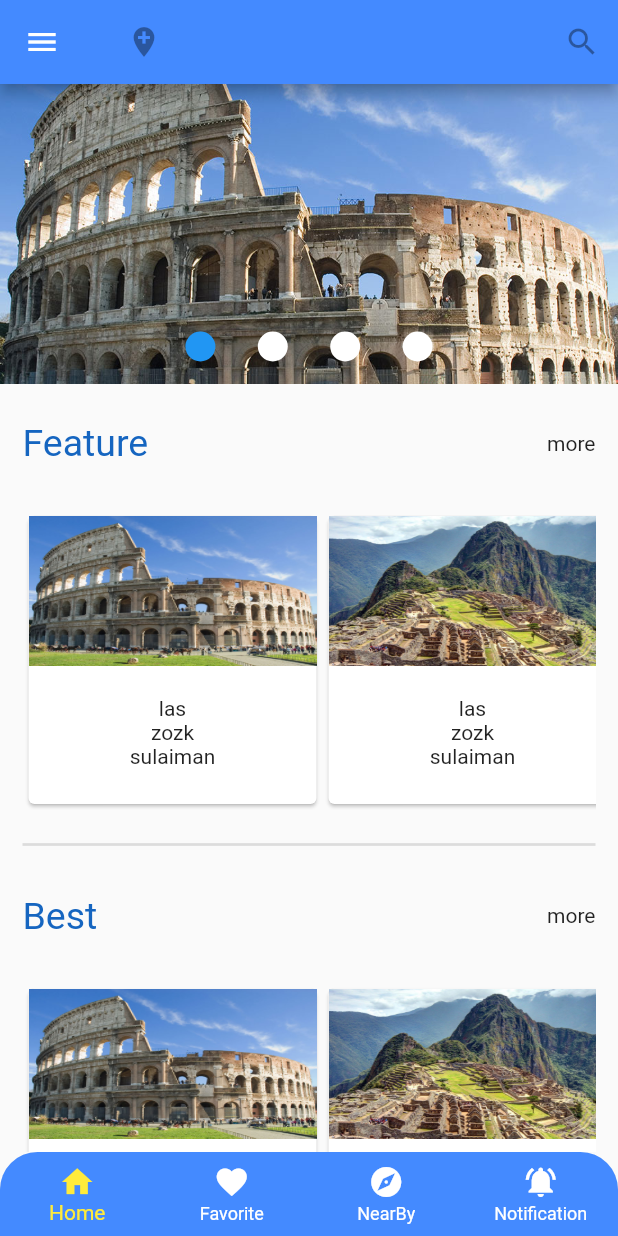
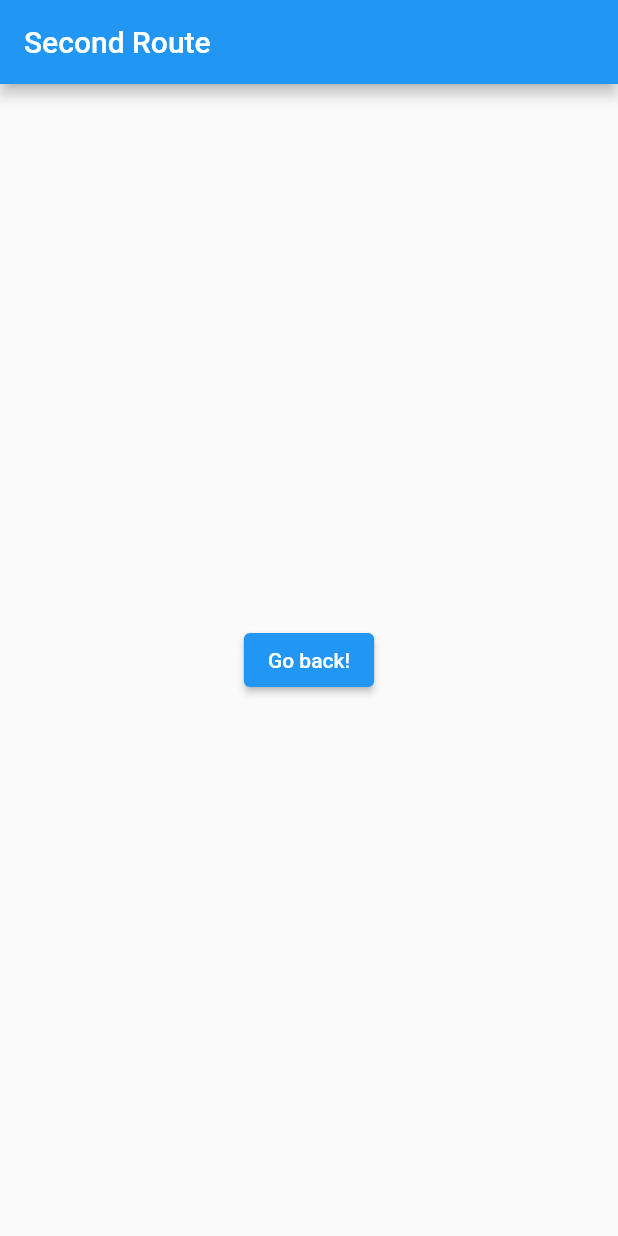
Before and after one commit to pyrolass/flutter_app, a Flutter app: the screen it shows after launch, on a phone screen of 412 x 824 dp. Run offline on Flutter 3.47's test engine with Material 2 defaults, Android fonts, the phone set to English and light mode, and no system bars.

```diff
--- /dev/null
+++ b/lib/UserView.dart
@@ -0,0 +1,21 @@
+import 'package:flutter/cupertino.dart';
+import 'package:flutter/material.dart';
+
+class UserView extends StatelessWidget {
+  @override
+  Widget build(BuildContext context) {
+    return Scaffold(
+      appBar: AppBar(
+        title: Text("Second Route"),
+      ),
+      body: Center(
+        child: ElevatedButton(
+          onPressed: () {
+            Navigator.pop(context);
+          },
+          child: Text('Go back!'),
+        ),
+      ),
+    );
+  }
+}
--- a/lib/card.dart
+++ b/lib/card.dart
@@ -1,4 +1,5 @@
 import 'package:flutter/material.dart';
+import 'package:flutter_app/UserView.dart';
 
 class Cards extends StatelessWidget {
   String txt1;
@@ -16,9 +17,14 @@ class Cards extends StatelessWidget {
   Cards(this.txt1, this.txt2, this.txt3, this.imgNum) {}
   @override
   Widget build(BuildContext context) {
-    return Container(
-      width: 200,
-      height: 100,
+    return FlatButton(
+      onPressed: () {},
+      child: Column(
+        children: [
+          Center(
+            child: Container(
+              width: 250,
+              height: 200,
               child: Card(
                 child: Column(
                   mainAxisAlignment: MainAxisAlignment.start,
@@ -57,6 +63,10 @@ class Cards extends StatelessWidget {
                   ],
                 ),
               ),
+            ),
+          ),
+        ],
+      ),
     );
   }
 }
--- a/lib/main.dart
+++ b/lib/main.dart
@@ -2,6 +2,7 @@ import 'package:flutter/material.dart';
 import 'package:flutter/rendering.dart';
 import 'package:flutter/widgets.dart';
 import 'package:flutter_app/SideMenu.dart';
+import 'package:flutter_app/UserView.dart';
 
 import 'card.dart';
 
@@ -14,7 +15,7 @@ class MyApp extends StatelessWidget {
   Widget build(BuildContext context) {
     return MaterialApp(
       title: "test",
-      home: MyStatefulWidget(),
+      home: UserView(),
     );
   }
 }
```
Lines whose indentation alone changed are shown as unchanged.
